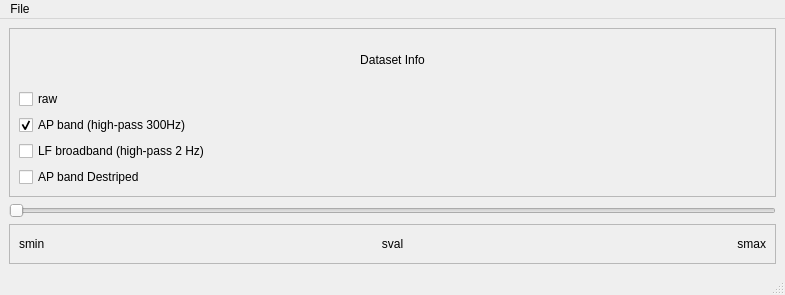
Above: src/viewephys/nav_file.ui from int-brain-lab/viewephys before the change. Below: the same form after it.
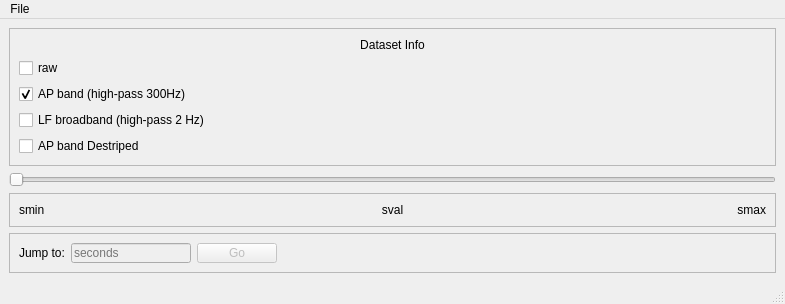
That is the form after the change.

Patch:
```diff
--- a/src/viewephys/nav_file.ui
+++ b/src/viewephys/nav_file.ui
@@ -135,6 +135,70 @@
       </layout>
      </widget>
     </item>
+    <item row="6" column="0">
+     <widget class="QFrame" name="frame_3">
+      <property name="maximumSize">
+       <size>
+        <width>16777215</width>
+        <height>40</height>
+       </size>
+      </property>
+      <property name="frameShape">
+       <enum>QFrame::StyledPanel</enum>
+      </property>
+      <property name="frameShadow">
+       <enum>QFrame::Raised</enum>
+      </property>
+      <layout class="QHBoxLayout" name="horizontalLayout_jumpTime">
+       <item>
+        <widget class="QLabel" name="label_jumpTime">
+         <property name="text">
+          <string>Jump to:</string>
+         </property>
+        </widget>
+       </item>
+       <item>
+        <widget class="QLineEdit" name="lineEdit_jumpTime">
+         <property name="enabled">
+          <bool>false</bool>
+         </property>
+         <property name="maximumSize">
+          <size>
+           <width>120</width>
+           <height>16777215</height>
+          </size>
+         </property>
+         <property name="placeholderText">
+          <string>seconds</string>
+         </property>
+        </widget>
+       </item>
+       <item>
+        <widget class="QPushButton" name="pushButton_jumpTime">
+         <property name="enabled">
+          <bool>false</bool>
+         </property>
+         <property name="text">
+          <string>Go</string>
+         </property>
+        </widget>
+       </item>
+       <item>
+        <spacer name="horizontalSpacer_jumpTime">
+         <property name="orientation">
+          <enum>Qt::Horizontal</enum>
+         </property>
+         <property name="sizeHint" stdset="0">
+          <size>
+           <width>40</width>
+           <height>20</height>
+          </size>
+         </property>
+        </spacer>
+       </item>
+      </layout>
+     </widget>
+    </item>
    </layout>
   </widget>
   <widget class="QMenuBar" name="menubar">
```
